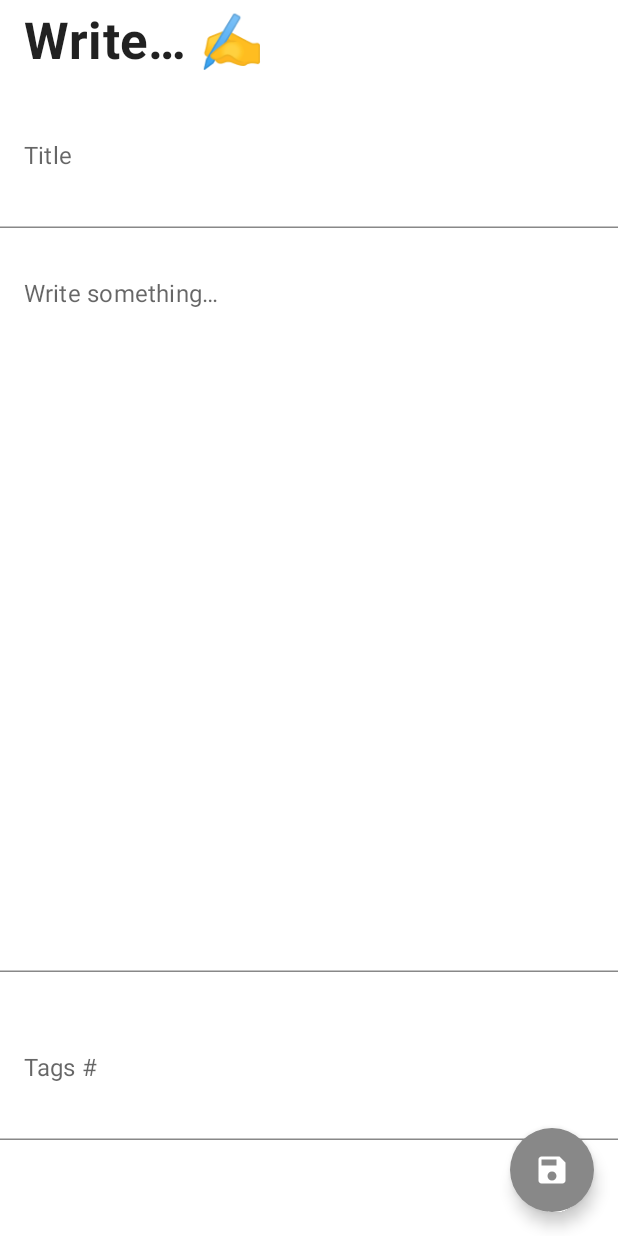
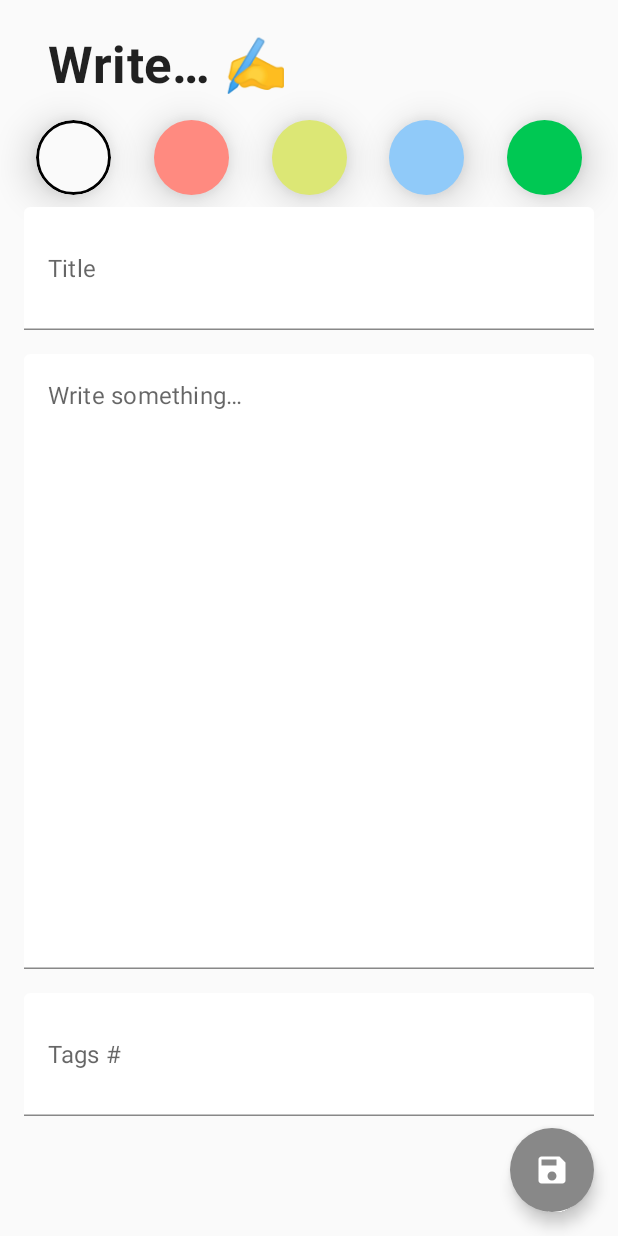
Before and after one commit to pablopatarca/TheNotesTaker, an Android app built with Jetpack Compose: the composable EditNoteUIScreen shown on its own in the app's theme, on a phone screen of 412 x 824 dp. Run offline under Robolectric (Android 15) with nearby library versions, the phone set to English and light mode, and no system bars; our stand-ins replace Dagger/Hilt's generated code, accompanist.

Commit message:
Add a color selection component

```diff
--- a/app/src/main/java/app/pablopatarca/thenotestaker/domain/Note.kt
+++ b/app/src/main/java/app/pablopatarca/thenotestaker/domain/Note.kt
@@ -1,4 +1,6 @@
 package app.pablopatarca.thenotestaker.domain
+
+import app.pablopatarca.thenotestaker.ui.theme.*
 
 data class Note(
     val id: Long? = null,
@@ -8,4 +10,8 @@ data class Note(
     val updatedAt: Long,
     val color: Int,
     val tags: List<Tag> = listOf()
-)
+){
+    companion object {
+        val noteColors = listOf(NoteWhite, NoteRed, NoteLime, NoteBlue, NoteGreen)
+    }
+}
--- a/app/src/main/java/app/pablopatarca/thenotestaker/ui/edit/EditNoteUIScreen.kt
+++ b/app/src/main/java/app/pablopatarca/thenotestaker/ui/edit/EditNoteUIScreen.kt
@@ -1,24 +1,37 @@
 package app.pablopatarca.thenotestaker.ui.edit
 
+import androidx.compose.animation.Animatable
+import androidx.compose.animation.core.tween
+import androidx.compose.foundation.background
+import androidx.compose.foundation.border
+import androidx.compose.foundation.clickable
 import androidx.compose.foundation.layout.*
+import androidx.compose.foundation.shape.CircleShape
 import androidx.compose.material.*
 import androidx.compose.material.icons.Icons
 import androidx.compose.material.icons.filled.Save
 import androidx.compose.runtime.Composable
+import androidx.compose.runtime.remember
+import androidx.compose.runtime.rememberCoroutineScope
 import androidx.compose.ui.Alignment
 import androidx.compose.ui.Modifier
+import androidx.compose.ui.draw.shadow
 import androidx.compose.ui.graphics.Color
+import androidx.compose.ui.graphics.toArgb
 import androidx.compose.ui.res.stringResource
 import androidx.compose.ui.text.font.FontWeight
 import androidx.compose.ui.unit.dp
 import androidx.hilt.navigation.compose.hiltViewModel
 import androidx.navigation.NavController
 import app.pablopatarca.thenotestaker.R
+import app.pablopatarca.thenotestaker.domain.Note
 import app.pablopatarca.thenotestaker.ui.theme.Typography
+import kotlinx.coroutines.launch
 
 @Composable
 fun EditNoteUIScreen(
     navController: NavController,
+    noteColor: Int = -1,
     viewModel: EditNoteViewModel = hiltViewModel()
 ){
 
@@ -26,6 +39,14 @@ fun EditNoteUIScreen(
     val contentState = viewModel.noteContent.value
     val tagsState = viewModel.noteTags.value
     val scaffoldState = rememberScaffoldState()
+    val selectedNoteColor = remember {
+        Animatable(
+            Color(
+                if (noteColor!=-1) noteColor else viewModel.noteColor.value
+            )
+        )
+    }
+    val scope = rememberCoroutineScope()
 
     Scaffold(
         floatingActionButton = {
@@ -41,9 +62,12 @@ fun EditNoteUIScreen(
         },
         scaffoldState = scaffoldState
     ) {
+
         Column(
             modifier = Modifier
                 .fillMaxSize()
+                .background(selectedNoteColor.value)
+                .padding(16.dp)
         ) {
             Row(
                 modifier = Modifier
@@ -57,6 +81,41 @@ fun EditNoteUIScreen(
                     style = Typography.h4.copy(fontWeight = FontWeight.Bold)
                 )
             }
+            Row(
+                modifier = Modifier
+                    .fillMaxWidth()
+                    .padding(8.dp),
+                horizontalArrangement = Arrangement.SpaceBetween
+            ){
+                Note.noteColors.forEach {
+                    val color = it.toArgb()
+                    Box(modifier = Modifier
+                        .size(50.dp)
+                        .shadow(15.dp, CircleShape)
+                        .background(it)
+                        .border(
+                            width = 2.dp,
+                            color = if (viewModel.noteColor.value == color) Color.Black
+                            else Color.Transparent,
+                            shape = CircleShape
+                        )
+                        .clickable {
+                            scope.launch {
+                                selectedNoteColor.animateTo(
+                                    targetValue = Color(color),
+                                    animationSpec = tween(
+                                        durationMillis = 500
+                                    )
+                                )
+                            }
+                            viewModel.setColor(color)
+                        }
+                    ) {
+                        Spacer(modifier = Modifier.height(16.dp))
+                    }
+                }
+            }
+
             TextField(
                 value = titleState,
                 onValueChange = {
@@ -68,7 +127,9 @@ fun EditNoteUIScreen(
                     focusedIndicatorColor = Color.Gray,
                     unfocusedIndicatorColor = Color.Gray
                 ),
-                modifier = Modifier.fillMaxWidth().weight(1f),
+                modifier = Modifier
+                    .fillMaxWidth()
+                    .weight(1f),
                 singleLine = true,
                 textStyle = MaterialTheme.typography.h5
             )
@@ -85,7 +146,9 @@ fun EditNoteUIScreen(
                     unfocusedIndicatorColor = Color.Gray
                 ),
                 textStyle = MaterialTheme.typography.body1,
-                modifier = Modifier.fillMaxWidth().weight(5f)
+                modifier = Modifier
+                    .fillMaxWidth()
+                    .weight(5f)
             )
             Spacer(modifier = Modifier.height(16.dp))
             TextField(
@@ -99,7 +162,9 @@ fun EditNoteUIScreen(
                     focusedIndicatorColor = Color.Gray,
                     unfocusedIndicatorColor = Color.Gray
                 ),
-                modifier = Modifier.fillMaxWidth().weight(1f),
+                modifier = Modifier
+                    .fillMaxWidth()
+                    .weight(1f),
                 singleLine = true,
                 textStyle = MaterialTheme.typography.body1
             )
--- a/app/src/main/java/app/pablopatarca/thenotestaker/ui/edit/EditNoteViewModel.kt
+++ b/app/src/main/java/app/pablopatarca/thenotestaker/ui/edit/EditNoteViewModel.kt
@@ -2,6 +2,7 @@ package app.pablopatarca.thenotestaker.ui.edit
 
 import androidx.compose.runtime.State
 import androidx.compose.runtime.mutableStateOf
+import androidx.compose.ui.graphics.toArgb
 import androidx.lifecycle.SavedStateHandle
 import androidx.lifecycle.ViewModel
 import androidx.lifecycle.viewModelScope
@@ -27,6 +28,8 @@ class EditNoteViewModel @Inject constructor(
     val noteContent: State<String> = _noteContent
     private val _noteTags = mutableStateOf("")
     val noteTags: State<String> = _noteTags
+    private val _noteColor = mutableStateOf(Note.noteColors.first().toArgb())
+    val noteColor: State<Int> = _noteColor
 
     private lateinit var _tagsList: List<Tag>
 
@@ -64,6 +67,10 @@ class EditNoteViewModel @Inject constructor(
         _noteTags.value = tags
     }
 
+    fun setColor(color: Int){
+        _noteColor.value = color
+    }
+
     fun saveNote(){
         viewModelScope.launch {
             try {
@@ -81,7 +88,7 @@ class EditNoteViewModel @Inject constructor(
                         content = noteContent.value,
                         createdAt = createdAt ?: currentTime,
                         updatedAt = currentTime,
-                        color = 0,
+                        color = noteColor.value,
                         tags = tagsList
                     )
                 )
--- a/app/src/main/java/app/pablopatarca/thenotestaker/ui/theme/Theme.kt
+++ b/app/src/main/java/app/pablopatarca/thenotestaker/ui/theme/Theme.kt
@@ -28,6 +28,13 @@ private val LightColorPalette = lightColors(
     onSurface = Color.Black
 )
 
+// Note colors
+val NoteWhite = Color(0xFFFAFAFA)
+val NoteRed = Color(0xFFFF8A80)
+val NoteLime = Color(0xFFDCE775)
+val NoteBlue = Color(0xFF90CAF9)
+val NoteGreen = Color(0xFF00C853)
+
 @Composable
 fun TheNotesTakerTheme(
     darkTheme: Boolean = isSystemInDarkTheme(),
```
